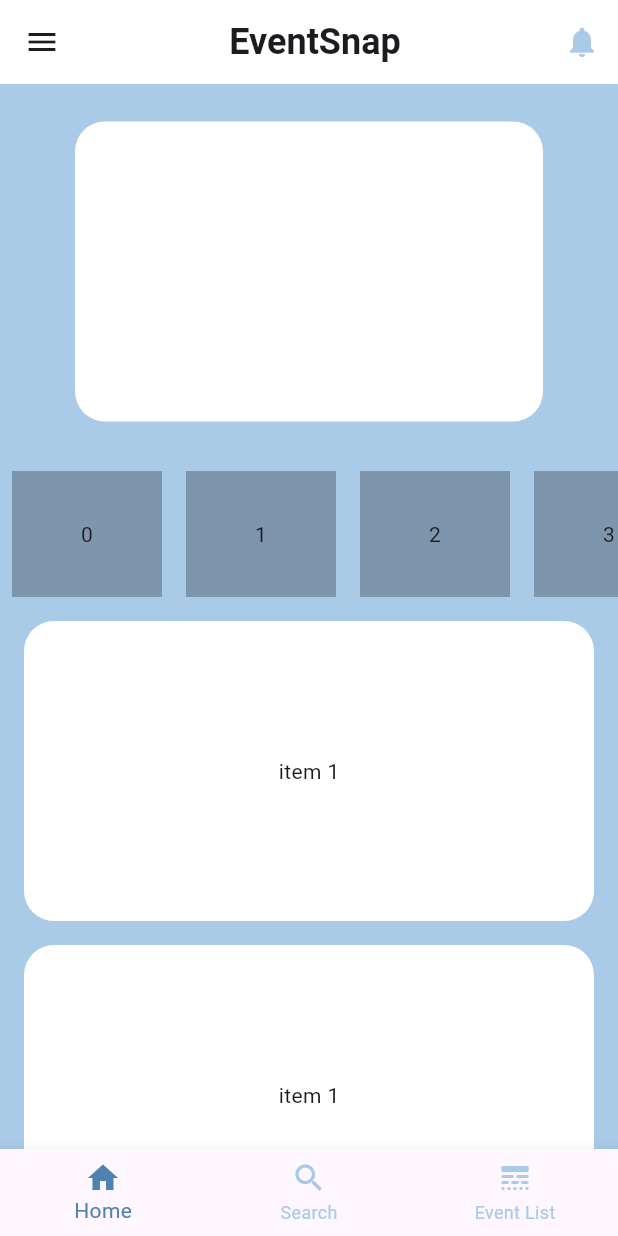
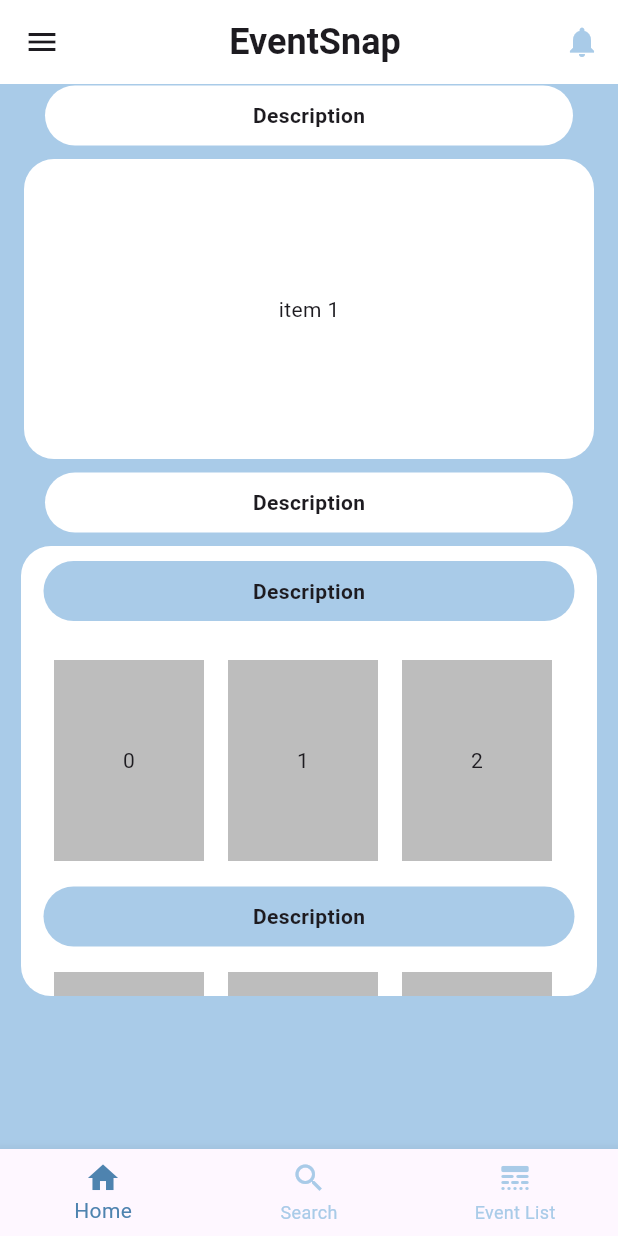
Before and after one commit to muhammedzuhairmk/FYProject, a Flutter app: the screen it shows after launch, on a phone screen of 412 x 824 dp. Run offline on Flutter 3.47's test engine with Material 3 defaults, Android fonts, the phone set to English and light mode, and no system bars.

```diff
--- a/lib/core/constant/colors.dart
+++ b/lib/core/constant/colors.dart
@@ -1,4 +1,4 @@
 import 'package:flutter/material.dart';
 
-const BackGroundColor = Color.fromARGB(255, 169, 203, 232);
+const  backGroundColor = Color.fromARGB(255, 169, 203, 232);
 const drawertext = Color.fromARGB(255, 20, 92, 154);
--- a/lib/main.dart
+++ b/lib/main.dart
@@ -14,12 +14,12 @@ class MyApp extends StatelessWidget {
   @override
   Widget build(BuildContext context) {
     return MaterialApp(
-      title: 'demo',
+      title: 'Event Snap',
       theme: ThemeData(
         primarySwatch: Colors.blue,
-        scaffoldBackgroundColor: BackGroundColor,
+        scaffoldBackgroundColor: backGroundColor,
       ),
-      home: HomeScreen(),
+      home: const HomeScreen(),
 
     );
   }
--- a/lib/presentation/calender_page/widget/screen_event_list.dart
+++ b/lib/presentation/event_list_page/widget/screen_event_list.dart
@@ -67,7 +67,7 @@ class _MyHomePageState extends State<ScreenEventList> {
       body: Container(
         decoration: BoxDecoration(
           gradient: LinearGradient(
-            colors: [Colors.blue.shade200,BackGroundColor],
+            colors: [Colors.blue.shade200,backGroundColor],
             begin: Alignment.topCenter,
             end: Alignment.bottomCenter,
           ),
--- a/lib/presentation/home_page/screen_home.dart
+++ b/lib/presentation/home_page/screen_home.dart
@@ -1,7 +1,7 @@
 import 'package:flutter/material.dart';
 import 'package:front_end/core/constant/colors.dart';
 import 'package:front_end/presentation/home_page/widgets/main_container.dart';
-import '../calender_page/widget/screen_event_list.dart';
+import '../event_list_page/widget/screen_event_list.dart';
 
 class ScreenMain extends StatefulWidget implements PreferredSizeWidget {
   @override
@@ -44,7 +44,7 @@ class _AnimatedAppBarState extends State<ScreenMain> {
               IconButton(
                 icon: Icon(
                   Icons.notifications,
-                  color: _isScrolled ? Colors.black : BackGroundColor,
+                  color: _isScrolled ? Colors.black : backGroundColor,
                 ),
                 onPressed: () {
                   // Add your search functionality here
@@ -79,7 +79,7 @@ class _AnimatedAppBarState extends State<ScreenMain> {
                     ),
                   ),
                   decoration: BoxDecoration(
-                    color: BackGroundColor,
+                    color: backGroundColor,
                     border: Border.all(
                         width: 2.0, color: Color.fromARGB(255, 114, 163, 181)),
                     borderRadius: BorderRadius.circular(12),
@@ -97,7 +97,7 @@ class _AnimatedAppBarState extends State<ScreenMain> {
               ListTile(
                 leading: const Icon(
                   Icons.account_box,
-                  color: BackGroundColor,
+                  color: backGroundColor,
                 ),
                 title: const Text(
                   'Account',
@@ -106,7 +106,7 @@ class _AnimatedAppBarState extends State<ScreenMain> {
                 onTap: () {
                   Navigator.of(context).pushReplacement(
                     MaterialPageRoute(
-                      builder: (contex) =>  ScreenMain(),
+                      builder: (contex) => ScreenMain(),
                     ),
                   );
                 },
@@ -114,7 +114,7 @@ class _AnimatedAppBarState extends State<ScreenMain> {
               ListTile(
                 leading: const Icon(
                   Icons.list_alt_sharp,
-                  color: BackGroundColor,
+                  color: backGroundColor,
                 ),
                 title: const Text(
                   'Event List',
@@ -123,7 +123,7 @@ class _AnimatedAppBarState extends State<ScreenMain> {
                 onTap: () {
                   Navigator.of(context).push(
                     MaterialPageRoute(
-                      builder: (contex) =>  ScreenEventList(),
+                      builder: (contex) => ScreenEventList(),
                     ),
                   );
                 },
@@ -131,7 +131,7 @@ class _AnimatedAppBarState extends State<ScreenMain> {
               ListTile(
                 leading: const Icon(
                   Icons.admin_panel_settings,
-                  color: BackGroundColor,
+                  color: backGroundColor,
                 ),
                 title: const Text(
                   'Admin panel',
@@ -142,7 +142,7 @@ class _AnimatedAppBarState extends State<ScreenMain> {
               ListTile(
                 leading: const Icon(
                   Icons.calendar_month_rounded,
-                  color: BackGroundColor,
+                  color: backGroundColor,
                 ),
                 title: const Text(
                   'Calender',
@@ -153,7 +153,7 @@ class _AnimatedAppBarState extends State<ScreenMain> {
               ListTile(
                 leading: const Icon(
                   Icons.upload_rounded,
-                  color: BackGroundColor,
+                  color: backGroundColor,
                 ),
                 title: const Text(
                   'Upload image',
@@ -164,7 +164,7 @@ class _AnimatedAppBarState extends State<ScreenMain> {
               ListTile(
                 leading: const Icon(
                   Icons.collections_rounded,
-                  color: BackGroundColor,
+                  color: backGroundColor,
                 ),
                 title: const Text(
                   'Event Album',
@@ -184,7 +184,7 @@ class _AnimatedAppBarState extends State<ScreenMain> {
                   child: ListTile(
                     leading: const Icon(
                       Icons.logout,
-                      color: BackGroundColor,
+                      color: backGroundColor,
                     ),
                     title: const Text(
                       'Logout',
--- a/lib/presentation/home_page/widgets/event_container.dart
+++ /dev/null
@@ -1,64 +0,0 @@
-import 'package:flutter/material.dart';
-
-
-class AutoSlideContainer extends StatefulWidget {
-  @override
-  _AutoSlideContainerState createState() => _AutoSlideContainerState();
-}
-
-class _AutoSlideContainerState extends State<AutoSlideContainer> {
-  PageController _pageController = PageController();
-  int _currentPage = 0;
-
-  @override
-  void initState() {
-    super.initState();
-
-    // Auto slide every 3 seconds
-    Future.delayed(Duration(seconds: 3), () {
-      _pageController.animateToPage(
-        _currentPage + 1,
-        duration: Duration(seconds: 1),
-        curve: Curves.ease,
-      );
-    });
-
-    _pageController.addListener(() {
-      setState(() {
-        _currentPage = _pageController.page!.round();
-      });
-    });
-  }
-
-  @override
-  Widget build(BuildContext context) {
-    return Container(
-      padding: EdgeInsets.symmetric(horizontal:25 ),
-
-      height: 250,
-      child: PageView.builder(
-        controller: _pageController,
-        itemCount: 32, // Change this to the number of containers you want to slide
-        itemBuilder: (context, index) {
-          return Container(
-            margin: EdgeInsets.all(25),
-            decoration: BoxDecoration(
-                    borderRadius: BorderRadius.circular(20),
-                    boxShadow: [
-                      BoxShadow(
-                        color: Colors.white,
-                      ),
-                    ],
-                  ), // Change the color or add your widget here
-          );
-        },
-      ),
-    );
-  }
-
-  @override
-  void dispose() {
-    _pageController.dispose();
-    super.dispose();
-  }
-}
--- a/lib/presentation/home_page/widgets/main_container.dart
+++ b/lib/presentation/home_page/widgets/main_container.dart
@@ -1,6 +1,7 @@
 import 'package:flutter/material.dart';
+import 'package:front_end/core/constant/colors.dart';
 //import 'package:front_end/core/constant/colors.dart';
-import 'package:front_end/presentation/home_page/widgets/event_container.dart';
+//import 'package:front_end/presentation/home_page/widgets/event_container.dart';
 
 class MainContainer extends StatelessWidget {
   const MainContainer({super.key});
@@ -10,30 +11,36 @@ class MainContainer extends StatelessWidget {
     return ListView(
       children: [
         Container(
-          child: AutoSlideContainer(),
+
+             ),
+
+
+        Container(
+          height: 40,
+          margin: const EdgeInsets.symmetric(horizontal: 30, vertical: 1),
+          alignment: Alignment.center,
+          decoration: BoxDecoration(
+            borderRadius: BorderRadius.circular(20),
+            boxShadow: const [
+              BoxShadow(
+                color: Colors.white,
+              ),
+            ],
+          ),
+          child: const Text(
+            'Description',
+            style: TextStyle(fontWeight: FontWeight.bold),
+          ),
         ),
-        SizedBox(
-          height: 100,
-          child: ListView.builder(
-              scrollDirection: Axis.horizontal,
-              itemCount: 32,
-              itemBuilder: (context, index) {
-                return Container(
-                  alignment: Alignment.center,
-                  margin: const EdgeInsets.all(8),
-                  color: Colors.black26,
-                  width: 100,
-                  child: Text('${index}'),
-                );
-              }),
-        ),
+
+
         Container(
           height: 200,
           margin: const EdgeInsets.symmetric(horizontal: 16, vertical: 8),
           alignment: Alignment.center,
           decoration: BoxDecoration(
             borderRadius: BorderRadius.circular(20),
-            boxShadow: [
+            boxShadow: const [
               BoxShadow(
                 color: Colors.white,
               ),
@@ -41,34 +48,118 @@ class MainContainer extends StatelessWidget {
           ),
           child: const Text('item 1'),
         ),
+
+
         Container(
-          height: 200,
-          margin: const EdgeInsets.symmetric(horizontal: 16, vertical: 8),
+          height: 40,
+          margin: const EdgeInsets.symmetric(horizontal: 30, vertical: 1),
           alignment: Alignment.center,
           decoration: BoxDecoration(
             borderRadius: BorderRadius.circular(20),
-            boxShadow: [
+            boxShadow: const [
               BoxShadow(
                 color: Colors.white,
               ),
             ],
           ),
-          child: const Text('item 1'),
+          child: const Text(
+            'Description',
+            style: TextStyle(fontWeight: FontWeight.bold),
+          ),
         ),
+
+
         Container(
-          height: 200,
-          margin: const EdgeInsets.symmetric(horizontal: 16, vertical: 8),
+          height: 300,
+          margin: const EdgeInsets.symmetric(horizontal: 14, vertical: 8),
           alignment: Alignment.center,
           decoration: BoxDecoration(
             borderRadius: BorderRadius.circular(20),
-            boxShadow: [
+            boxShadow: const [
               BoxShadow(
                 color: Colors.white,
               ),
             ],
           ),
-          child: const Text('item 1'),
-        )
+
+          child: ListView(
+            children: [
+              Container(
+          height: 40,
+          margin: const EdgeInsets.symmetric(horizontal:15, vertical:10),
+          alignment: Alignment.center,
+          decoration: BoxDecoration(
+            borderRadius: BorderRadius.circular(20),
+            boxShadow: const [
+              BoxShadow(
+                color: backGroundColor,
+              ),
+            ],
+          ),
+          child: const Text(
+            'Description',
+            style: TextStyle(fontWeight: FontWeight.bold),
+          ),
+        ),
+
+              Container(
+              margin: const EdgeInsets.symmetric(horizontal: 14, vertical: 8),
+            height:150,
+            child: ListView.builder(
+                scrollDirection: Axis.horizontal,
+                itemCount: 32,
+                itemBuilder: (context, index) {
+                  return Container(
+                    alignment: Alignment.center,
+                    margin: const EdgeInsets.all(8),
+                    color: Colors.black26,
+                    width: 100,
+                    child: Text('${index}'),
+
+                  );
+                },
+              ),
+              ),
+
+              Container(
+          height: 40,
+          margin: const EdgeInsets.symmetric(horizontal: 15, vertical: 1),
+          alignment: Alignment.center,
+          decoration: BoxDecoration(
+            borderRadius: BorderRadius.circular(20),
+            boxShadow: const [
+              BoxShadow(
+                color: backGroundColor,
+              ),
+            ],
+          ),
+          child: const Text(
+            'Description',
+            style: TextStyle(fontWeight: FontWeight.bold),
+          ),
+        ),
+
+                Container(
+              margin: const EdgeInsets.symmetric(horizontal: 14, vertical: 8),
+            height: 150,
+            child: ListView.builder(
+                scrollDirection: Axis.horizontal,
+                itemCount: 32,
+                itemBuilder: (context, index) {
+                  return Container(
+                    alignment: Alignment.center,
+                    margin: const EdgeInsets.all(8),
+                    color: Colors.black26,
+                    width: 100,
+                    child: Text('${index}'),
+
+                  );
+                },
+              ),
+              ),
+            ],
+          )
+        ),
       ],
     );
   }
--- a/lib/presentation/main_page/screen_main.dart
+++ b/lib/presentation/main_page/screen_main.dart
@@ -1,6 +1,6 @@
 import 'package:flutter/material.dart';
 import 'package:front_end/core/constant/colors.dart';
-import 'package:front_end/presentation/calender_page/widget/screen_event_list.dart';
+import 'package:front_end/presentation/event_list_page/widget/screen_event_list.dart';
 import 'package:front_end/presentation/home_page/screen_home.dart';
 import 'package:front_end/presentation/main_page/widgets/navi_bar.dart';
 import 'package:front_end/presentation/search_page/screen_search.dart';
@@ -25,7 +25,7 @@ class _HomeScreenState extends State<HomeScreen> {
   @override
   Widget build(BuildContext context) {
     return  Scaffold(
-      backgroundColor: BackGroundColor,
+      backgroundColor: backGroundColor,
       body: SafeArea(
         child: ValueListenableBuilder(valueListenable: indexChangeNotifier , builder: (context, int index, _) {
           return _pages[index];
--- a/lib/presentation/main_page/widgets/navi_bar.dart
+++ b/lib/presentation/main_page/widgets/navi_bar.dart
@@ -15,9 +15,9 @@ class BottomNavigationBarWidget extends StatelessWidget {
         indexChangeNotifier.value = index;
       },
       selectedItemColor:const  Color.fromARGB(255, 78, 131, 175),
-      unselectedItemColor: BackGroundColor,
+      unselectedItemColor: backGroundColor,
       selectedIconTheme:const  IconThemeData(color: Color.fromARGB(255, 78, 131, 175)),
-      unselectedIconTheme: const IconThemeData(color: BackGroundColor),
+      unselectedIconTheme: const IconThemeData(color: backGroundColor),
       items: const [
       BottomNavigationBarItem(icon: Icon(Icons.home),label: 'Home'),
             BottomNavigationBarItem(icon: Icon(Icons.search),label: 'Search'),
--- a/pubspec.yaml
+++ b/pubspec.yaml
@@ -1,3 +1,5 @@
+# pubspec.yaml
+
 name: front_end
 description: "A new Flutter project."
 # The following line prevents the package from being accidentally published to
```
Also changed, not shown: lib/presentation/home_page/widgets/theme.dart (added, +22 -0 lines).
